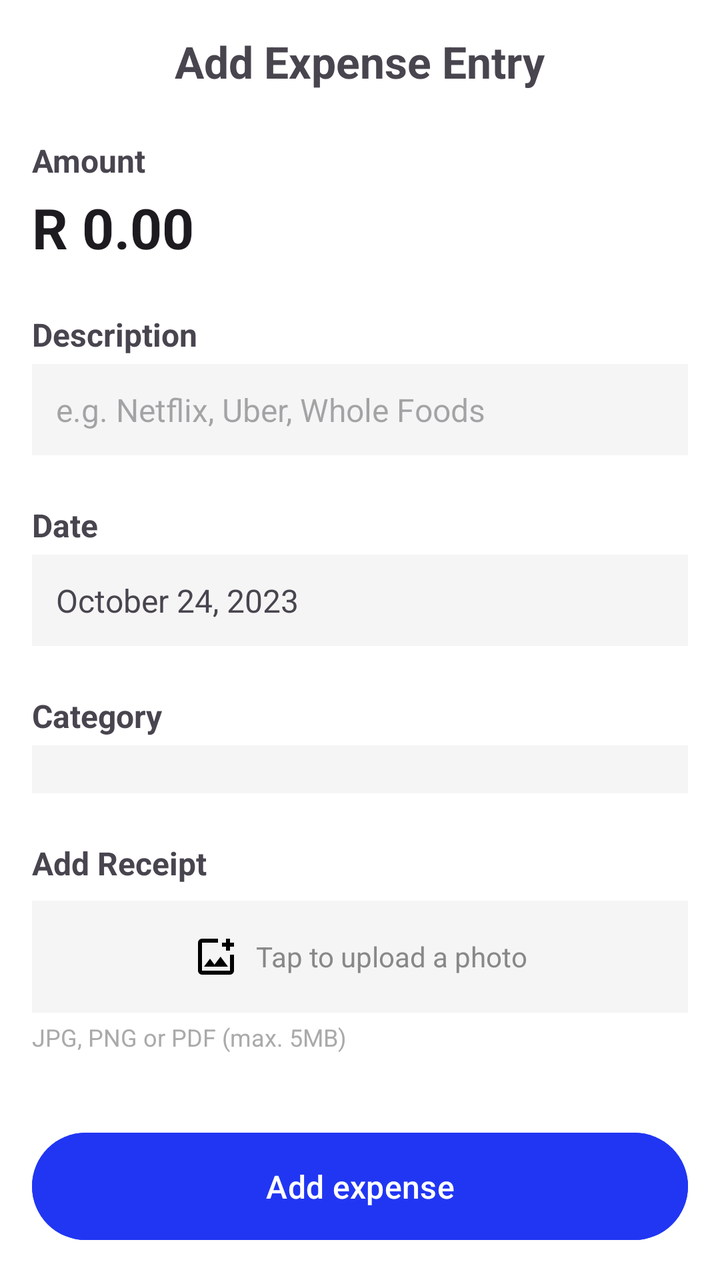
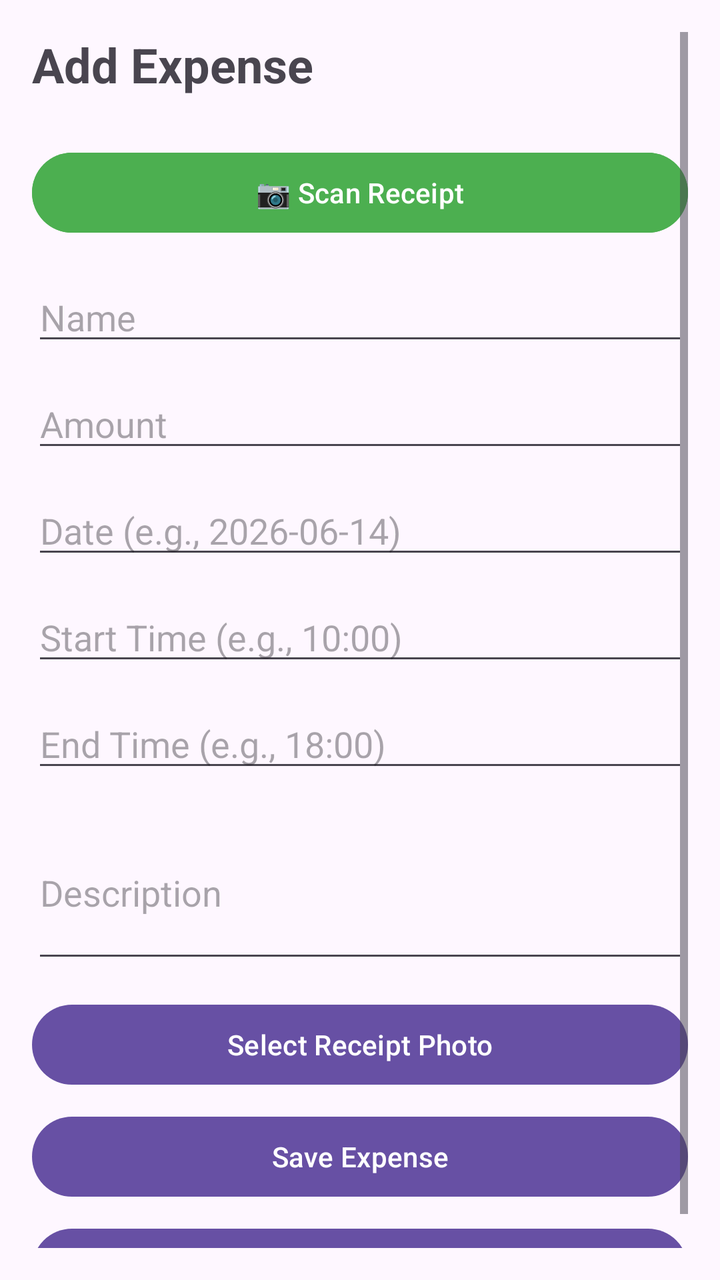

Before-and-after screenshots of an Android layout around one commit, followed by the original layout XML and the change that was made.
<!-- AndroidManifest.xml: application theme Theme.Wallet_wise_app -->
<!-- res/layout/activity_add_expense.xml -->
<?xml version="1.0" encoding="utf-8"?>
<androidx.constraintlayout.widget.ConstraintLayout xmlns:android="http://schemas.android.com/apk/res/android"
    xmlns:app="http://schemas.android.com/apk/res-auto"
    android:layout_width="match_parent"
    android:layout_height="match_parent"
    android:background="#FFFFFF">

    
    <ScrollView
        android:id="@+id/scrollView"
        android:layout_width="0dp"
        android:layout_height="0dp"
        android:fillViewport="true"
        app:layout_constraintTop_toTopOf="parent"
        app:layout_constraintBottom_toTopOf="@+id/btnAddExpense"
        app:layout_constraintStart_toStartOf="parent"
        app:layout_constraintEnd_toEndOf="parent">

        <LinearLayout
            android:layout_width="match_parent"
            android:layout_height="wrap_content"
            android:orientation="vertical"
            android:padding="16dp">

            <TextView
                android:layout_width="wrap_content"
                android:layout_height="wrap_content"
                android:text="Add Expense Entry"
                android:textSize="22sp"
                android:textStyle="bold"
                android:layout_gravity="center_horizontal"
                android:layout_marginBottom="24dp" />

            <TextView
                android:layout_width="wrap_content"
                android:layout_height="wrap_content"
                android:text="Amount"
                android:textSize="16sp"
                android:textStyle="bold"
                android:layout_marginBottom="4dp" />

            <EditText
                android:id="@+id/etAmount"
                android:layout_width="match_parent"
                android:layout_height="wrap_content"
                android:text="R 0.00"
                android:textSize="28sp"
                android:textStyle="bold"
                android:background="@android:color/transparent"
                android:inputType="numberDecimal"
                android:layout_marginBottom="24dp" />

            <TextView
                android:layout_width="wrap_content"
                android:layout_height="wrap_content"
                android:text="Description"
                android:textSize="16sp"
                android:textStyle="bold"
                android:layout_marginBottom="4dp" />

            <EditText
                android:id="@+id/etDescription"
                android:layout_width="match_parent"
                android:layout_height="wrap_content"
                android:hint="e.g. Netflix, Uber, Whole Foods"
                android:textSize="16sp"
                android:padding="12dp"
                android:background="#F5F5F5"
                android:layout_marginBottom="24dp" />

            <TextView
                android:layout_width="wrap_content"
                android:layout_height="wrap_content"
                android:text="Date"
                android:textSize="16sp"
                android:textStyle="bold"
                android:layout_marginBottom="4dp" />

            <TextView
                android:id="@+id/tvDate"
                android:layout_width="match_parent"
                android:layout_height="wrap_content"
                android:text="October 24, 2023"
                android:textSize="16sp"
                android:padding="12dp"
                android:background="#F5F5F5"
                android:layout_marginBottom="24dp" />

            <TextView
                android:layout_width="wrap_content"
                android:layout_height="wrap_content"
                android:text="Category"
                android:textSize="16sp"
                android:textStyle="bold"
                android:layout_marginBottom="4dp" />

            <Spinner
                android:id="@+id/spinnerCategory"
                android:layout_width="match_parent"
                android:layout_height="wrap_content"
                android:padding="12dp"
                android:background="#F5F5F5"
                android:layout_marginBottom="24dp" />

            <TextView
                android:layout_width="wrap_content"
                android:layout_height="wrap_content"
                android:text="Add Receipt"
                android:textSize="16sp"
                android:textStyle="bold"
                android:layout_marginBottom="8dp" />

            <LinearLayout
                android:id="@+id/btnAddReceipt"
                android:layout_width="match_parent"
                android:layout_height="wrap_content"
                android:orientation="vertical"
                android:padding="16dp"
                android:background="#F5F5F5"
                android:gravity="center">

                <ImageView
                    android:id="@+id/ivReceiptPreview"
                    android:layout_width="200dp"
                    android:layout_height="200dp"
                    android:scaleType="centerCrop"
                    android:visibility="gone"
                    android:layout_marginBottom="8dp" />

                <LinearLayout
                    android:id="@+id/layoutUploadPrompt"
                    android:layout_width="wrap_content"
                    android:layout_height="wrap_content"
                    android:orientation="horizontal"
                    android:gravity="center">

                    <ImageView
                        android:layout_width="24dp"
                        android:layout_height="24dp"
                        android:src="@drawable/ic_camera"
                        android:layout_marginEnd="8dp" />

                    <TextView
                        android:layout_width="wrap_content"
                        android:layout_height="wrap_content"
                        android:text="Tap to upload a photo"
                        android:textSize="14sp"
                        android:textColor="#888888" />
                </LinearLayout>
            </LinearLayout>

            <TextView
                android:layout_width="wrap_content"
                android:layout_height="wrap_content"
                android:text="JPG, PNG or PDF (max. 5MB)"
                android:textSize="12sp"
                android:textColor="#AAAAAA"
                android:layout_marginTop="4dp"
                android:layout_marginBottom="16dp" />
        </LinearLayout>
    </ScrollView>

    
    <Button
        android:id="@+id/btnAddExpense"
        android:layout_width="0dp"
        android:layout_height="wrap_content"
        android:text="Add expense"
        android:textSize="16sp"
        android:backgroundTint="#2136F3"
        android:textColor="#FFFFFF"
        android:padding="16dp"
        android:layout_margin="16dp"
        app:layout_constraintBottom_toBottomOf="parent"
        app:layout_constraintStart_toStartOf="parent"
        app:layout_constraintEnd_toEndOf="parent" />

</androidx.constraintlayout.widget.ConstraintLayout>
<!-- resources referenced by this layout -->
<resources>
  <!-- drawable ic_camera (drawable) -->
  <vector xmlns:android="http://schemas.android.com/apk/res/android" android:height="24dp" android:tint="#000000" android:viewportHeight="960" android:viewportWidth="960" android:width="24dp">
        
      <path android:fillColor="@android:color/white" android:pathData="M480,480Q480,480 480,480Q480,480 480,480L480,480Q480,480 480,480Q480,480 480,480L480,480Q480,480 480,480Q480,480 480,480L480,480Q480,480 480,480Q480,480 480,480L480,480Q480,480 480,480Q480,480 480,480Q480,480 480,480Q480,480 480,480ZM200,840Q167,840 143.5,816.5Q120,793 120,760L120,200Q120,167 143.5,143.5Q167,120 200,120L520,120Q520,137 520,157Q520,177 520,200L200,200Q200,200 200,200Q200,200 200,200L200,760Q200,760 200,760Q200,760 200,760L760,760Q760,760 760,760Q760,760 760,760L760,440Q783,440 803,440Q823,440 840,440L840,760Q840,793 816.5,816.5Q793,840 760,840L200,840ZM240,680L720,680L570,480L450,640L360,520L240,680ZM680,360L680,280L600,280L600,200L680,200L680,120L760,120L760,200L840,200L840,280L760,280L760,360L680,360Z"/>
      
  </vector>
  <style name="Theme.Wallet_wise_app" parent="Base.Theme.Wallet_wise_app" />
  <style name="Base.Theme.Wallet_wise_app" parent="Theme.Material3.DayNight.NoActionBar">
          
          
      </style>
</resources>

<!-- the commit's change to res/layout/activity_add_expense.xml (unified diff, before → after) -->
@@ -1,178 +1,103 @@
 <?xml version="1.0" encoding="utf-8"?>
-<androidx.constraintlayout.widget.ConstraintLayout xmlns:android="http://schemas.android.com/apk/res/android"
-    xmlns:app="http://schemas.android.com/apk/res-auto"
+<ScrollView xmlns:android="http://schemas.android.com/apk/res/android"
     android:layout_width="match_parent"
     android:layout_height="match_parent"
-    android:background="#FFFFFF">
+    android:padding="16dp">
 
-    
-    <ScrollView
-        android:id="@+id/scrollView"
-        android:layout_width="0dp"
-        android:layout_height="0dp"
-        android:fillViewport="true"
-        app:layout_constraintTop_toTopOf="parent"
-        app:layout_constraintBottom_toTopOf="@+id/btnAddExpense"
-        app:layout_constraintStart_toStartOf="parent"
-        app:layout_constraintEnd_toEndOf="parent">
+    <LinearLayout
+        android:layout_width="match_parent"
+        android:layout_height="wrap_content"
+        android:orientation="vertical">
 
-        <LinearLayout
+        <TextView
+            android:layout_width="wrap_content"
+            android:layout_height="wrap_content"
+            android:text="Add Expense"
+            android:textSize="24sp"
+            android:textStyle="bold"
+            android:layout_marginBottom="24dp" />
+
+        
+        <Button
+            android:id="@+id/btnScanReceipt"
             android:layout_width="match_parent"
             android:layout_height="wrap_content"
-            android:orientation="vertical"
-            android:padding="16dp">
+            android:text="📷 Scan Receipt"
+            android:backgroundTint="#4CAF50"
+            android:layout_marginBottom="16dp" />
 
-            <TextView
-                android:layout_width="wrap_content"
-                android:layout_height="wrap_content"
-                android:text="Add Expense Entry"
-                android:textSize="22sp"
-                android:textStyle="bold"
-                android:layout_gravity="center_horizontal"
-                android:layout_marginBottom="24dp" />
+        <EditText
+            android:id="@+id/etName"
+            android:layout_width="match_parent"
+            android:layout_height="wrap_content"
+            android:hint="Name"
+            android:layout_marginBottom="12dp" />
 
-            <TextView
-                android:layout_width="wrap_content"
-                android:layout_height="wrap_content"
-                android:text="Amount"
-                android:textSize="16sp"
-                android:textStyle="bold"
-                android:layout_marginBottom="4dp" />
+        <EditText
+            android:id="@+id/etAmount"
+            android:layout_width="match_parent"
+            android:layout_height="wrap_content"
+            android:hint="Amount"
+            android:inputType="numberDecimal"
+            android:layout_marginBottom="12dp" />
 
-            <EditText
-                android:id="@+id/etAmount"
-                android:layout_width="match_parent"
-                android:layout_height="wrap_content"
-                android:text="R 0.00"
-                android:textSize="28sp"
-                android:textStyle="bold"
-                android:background="@android:color/transparent"
-                android:inputType="numberDecimal"
-                android:layout_marginBottom="24dp" />
+        <EditText
+            android:id="@+id/etDate"
+            android:layout_width="match_parent"
+            android:layout_height="wrap_content"
+            android:hint="Date (e.g., 2026-06-14)"
+            android:layout_marginBottom="12dp" />
 
-            <TextView
-                android:layout_width="wrap_content"
-                android:layout_height="wrap_content"
-                android:text="Description"
-                android:textSize="16sp"
-                android:textStyle="bold"
-                android:layout_marginBottom="4dp" />
+        <EditText
+            android:id="@+id/etStartTime"
+            android:layout_width="match_parent"
+            android:layout_height="wrap_content"
+            android:hint="Start Time (e.g., 10:00)"
+            android:layout_marginBottom="12dp" />
 
-            <EditText
-                android:id="@+id/etDescription"
-                android:layout_width="match_parent"
-                android:layout_height="wrap_content"
-                android:hint="e.g. Netflix, Uber, Whole Foods"
-                android:textSize="16sp"
-                android:padding="12dp"
-                android:background="#F5F5F5"
-                android:layout_marginBottom="24dp" />
+        <EditText
+            android:id="@+id/etEndTime"
+            android:layout_width="match_parent"
+            android:layout_height="wrap_content"
+            android:hint="End Time (e.g., 18:00)"
+            android:layout_marginBottom="12dp" />
 
-            <TextView
-                android:layout_width="wrap_content"
-                android:layout_height="wrap_content"
-                android:text="Date"
-                android:textSize="16sp"
-                android:textStyle="bold"
-                android:layout_marginBottom="4dp" />
+        <EditText
+            android:id="@+id/etDescription"
+            android:layout_width="match_parent"
+            android:layout_height="wrap_content"
+            android:hint="Description"
+            android:inputType="textMultiLine"
+            android:minLines="3"
+            android:layout_marginBottom="12dp" />
 
-            <TextView
-                android:id="@+id/tvDate"
-                android:layout_width="match_parent"
-                android:layout_height="wrap_content"
-                android:text="October 24, 2023"
-                android:textSize="16sp"
-                android:padding="12dp"
-                android:background="#F5F5F5"
-                android:layout_marginBottom="24dp" />
+        <Button
+            android:id="@+id/btnSelectPhoto"
+            android:layout_width="match_parent"
+            android:layout_height="wrap_content"
+            android:text="Select Receipt Photo"
+            android:layout_marginBottom="8dp" />
 
-            <TextView
-                android:layout_width="wrap_content"
-                android:layout_height="wrap_content"
-                android:text="Category"
-                android:textSize="16sp"
-                android:textStyle="bold"
-                android:layout_marginBottom="4dp" />
+        <ImageView
+            android:id="@+id/ivPhoto"
+            android:layout_width="150dp"
+            android:layout_height="150dp"
+            android:visibility="gone"
+            android:layout_marginBottom="12dp" />
 
-            <Spinner
-                android:id="@+id/spinnerCategory"
-                android:layout_width="match_parent"
-                android:layout_height="wrap_content"
-                android:padding="12dp"
-                android:background="#F5F5F5"
-                android:layout_marginBottom="24dp" />
+        <Button
+            android:id="@+id/btnSubmit"
+            android:layout_width="match_parent"
+            android:layout_height="wrap_content"
+            android:text="Save Expense" />
 
-            <TextView
-                android:layout_width="wrap_content"
-                android:layout_height="wrap_content"
-                android:text="Add Receipt"
-                android:textSize="16sp"
-                android:textStyle="bold"
-                android:layout_marginBottom="8dp" />
+        <Button
+            android:id="@+id/btnViewExpenses"
+            android:layout_width="match_parent"
+            android:layout_height="wrap_content"
+            android:text="View All Expenses"
+            android:layout_marginTop="8dp" />
 
-            <LinearLayout
-                android:id="@+id/btnAddReceipt"
-                android:layout_width="match_parent"
-                android:layout_height="wrap_content"
-                android:orientation="vertical"
-                android:padding="16dp"
-                android:background="#F5F5F5"
-                android:gravity="center">
+    </LinearLayout>
 
-                <ImageView
-                    android:id="@+id/ivReceiptPreview"
-                    android:layout_width="200dp"
-                    android:layout_height="200dp"
-                    android:scaleType="centerCrop"
-                    android:visibility="gone"
-                    android:layout_marginBottom="8dp" />
-
-                <LinearLayout
-                    android:id="@+id/layoutUploadPrompt"
-                    android:layout_width="wrap_content"
-                    android:layout_height="wrap_content"
-                    android:orientation="horizontal"
-                    android:gravity="center">
-
-                    <ImageView
-                        android:layout_width="24dp"
-                        android:layout_height="24dp"
-                        android:src="@drawable/ic_camera"
-                        android:layout_marginEnd="8dp" />
-
-                    <TextView
-                        android:layout_width="wrap_content"
-                        android:layout_height="wrap_content"
-                        android:text="Tap to upload a photo"
-                        android:textSize="14sp"
-                        android:textColor="#888888" />
-                </LinearLayout>
-            </LinearLayout>
-
-            <TextView
-                android:layout_width="wrap_content"
-                android:layout_height="wrap_content"
-                android:text="JPG, PNG or PDF (max. 5MB)"
-                android:textSize="12sp"
-                android:textColor="#AAAAAA"
-                android:layout_marginTop="4dp"
-                android:layout_marginBottom="16dp" />
-        </LinearLayout>
-    </ScrollView>
-
-    
-    <Button
-        android:id="@+id/btnAddExpense"
-        android:layout_width="0dp"
-        android:layout_height="wrap_content"
-        android:text="Add expense"
-        android:textSize="16sp"
-        android:backgroundTint="#2136F3"
-        android:textColor="#FFFFFF"
-        android:padding="16dp"
-        android:layout_margin="16dp"
-        app:layout_constraintBottom_toBottomOf="parent"
-        app:layout_constraintStart_toStartOf="parent"
-        app:layout_constraintEnd_toEndOf="parent" />
-
-</androidx.constraintlayout.widget.ConstraintLayout>
+</ScrollView>
<!-- resource entries referenced after the edit -->
@@ -1,11 +1,5 @@
 <!-- resources referenced by this layout -->
 <resources>
-  <!-- drawable ic_camera (drawable) -->
-  <vector xmlns:android="http://schemas.android.com/apk/res/android" android:height="24dp" android:tint="#000000" android:viewportHeight="960" android:viewportWidth="960" android:width="24dp">
-        
-      <path android:fillColor="@android:color/white" android:pathData="M480,480Q480,480 480,480Q480,480 480,480L480,480Q480,480 480,480Q480,480 480,480L480,480Q480,480 480,480Q480,480 480,480L480,480Q480,480 480,480Q480,480 480,480L480,480Q480,480 480,480Q480,480 480,480Q480,480 480,480Q480,480 480,480ZM200,840Q167,840 143.5,816.5Q120,793 120,760L120,200Q120,167 143.5,143.5Q167,120 200,120L520,120Q520,137 520,157Q520,177 520,200L200,200Q200,200 200,200Q200,200 200,200L200,760Q200,760 200,760Q200,760 200,760L760,760Q760,760 760,760Q760,760 760,760L760,440Q783,440 803,440Q823,440 840,440L840,760Q840,793 816.5,816.5Q793,840 760,840L200,840ZM240,680L720,680L570,480L450,640L360,520L240,680ZM680,360L680,280L600,280L600,200L680,200L680,120L760,120L760,200L840,200L840,280L760,280L760,360L680,360Z"/>
-      
-  </vector>
   <style name="Theme.Wallet_wise_app" parent="Base.Theme.Wallet_wise_app" />
   <style name="Base.Theme.Wallet_wise_app" parent="Theme.Material3.DayNight.NoActionBar">
           
